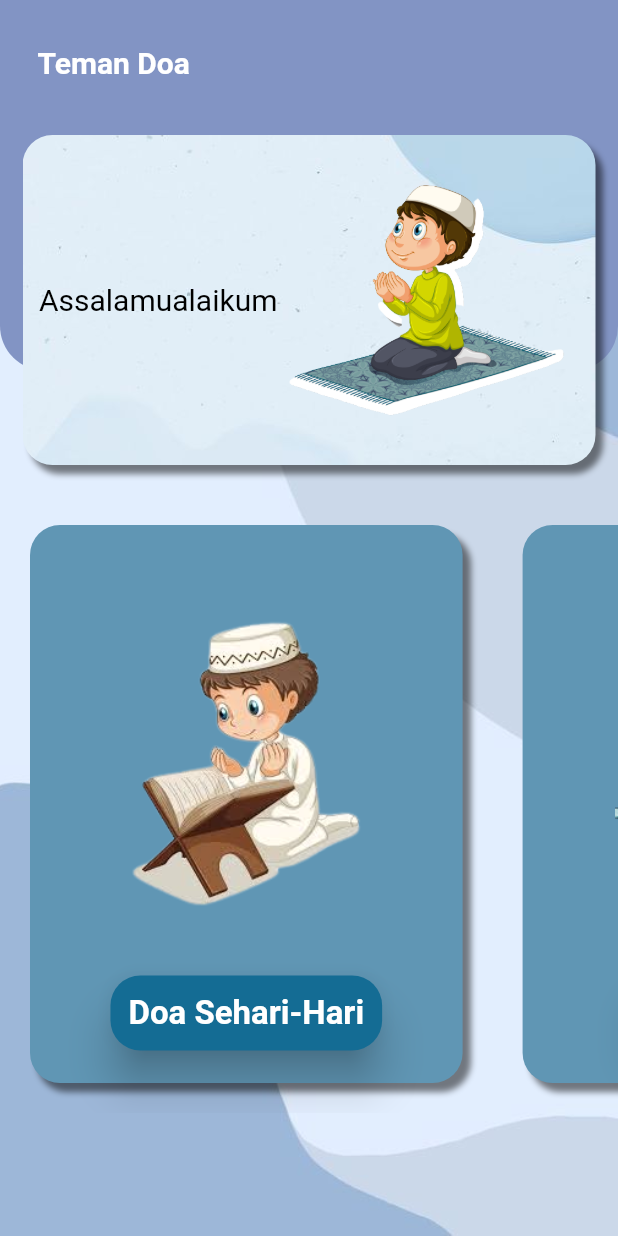
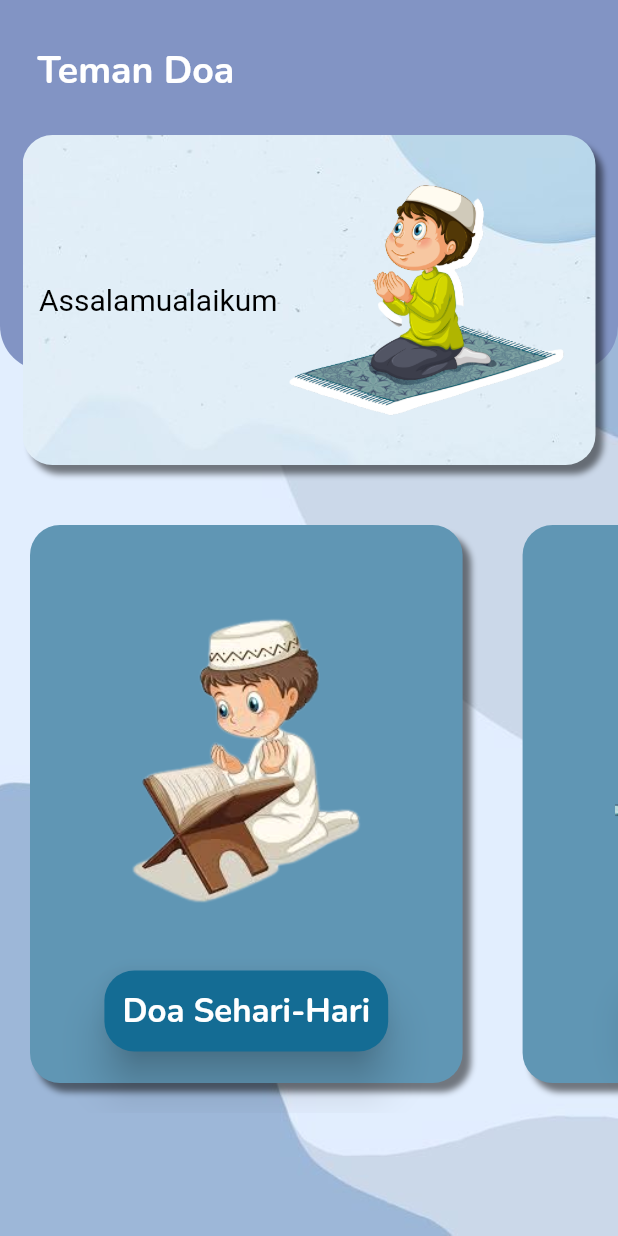
Before and after one commit to HgRayhan08/aplikasi_teman_berdoa, a Flutter app: the screen it shows after launch, on a phone screen of 412 x 824 dp. Run offline on Flutter 3.47's test engine with Material 2 defaults, Android fonts, the phone set to English and light mode, and no system bars; our stand-ins replace dio, google_fonts.

Commit message:
memperbaiki font pada halaman dashboard

```diff
--- a/lib/screen/dashboard_screen.dart
+++ b/lib/screen/dashboard_screen.dart
@@ -3,6 +3,7 @@ import 'package:aplikasi_teman_berdoa/screen/doa_harian_screen.dart';
 import 'package:aplikasi_teman_berdoa/screen/niat_sholat_screen.dart';
 import 'package:aplikasi_teman_berdoa/widget/menu_custom_widget.dart';
 import 'package:flutter/material.dart';
+import 'package:google_fonts/google_fonts.dart';
 
 class DashboardScreen extends StatelessWidget {
   static const routename = "/dashboard";
@@ -40,13 +41,13 @@ class DashboardScreen extends StatelessWidget {
                 width: double.infinity,
                 height: bodyHeight * 0.3,
               ),
-              const Positioned(
+              Positioned(
                 top: 30,
                 left: 25,
                 child: Text(
                   "Teman Doa",
-                  style: TextStyle(
-                    fontSize: 20,
+                  style: GoogleFonts.nunito(
+                    fontSize: 25,
                     color: Colors.white,
                     fontWeight: FontWeight.bold,
                   ),
--- a/lib/widget/menu_custom_widget.dart
+++ b/lib/widget/menu_custom_widget.dart
@@ -1,5 +1,6 @@
 // ignore: must_be_immutable
 import 'package:flutter/material.dart';
+import 'package:google_fonts/google_fonts.dart';
 
 // ignore: must_be_immutable
 class MenuCustom extends StatelessWidget {
@@ -62,7 +63,7 @@ class MenuCustom extends StatelessWidget {
                 padding: const EdgeInsets.all(12),
                 child: Text(
                   text,
-                  style: const TextStyle(
+                  style: GoogleFonts.nunito(
                       color: Colors.white,
                       fontSize: 22,
                       fontWeight: FontWeight.w700),
```
